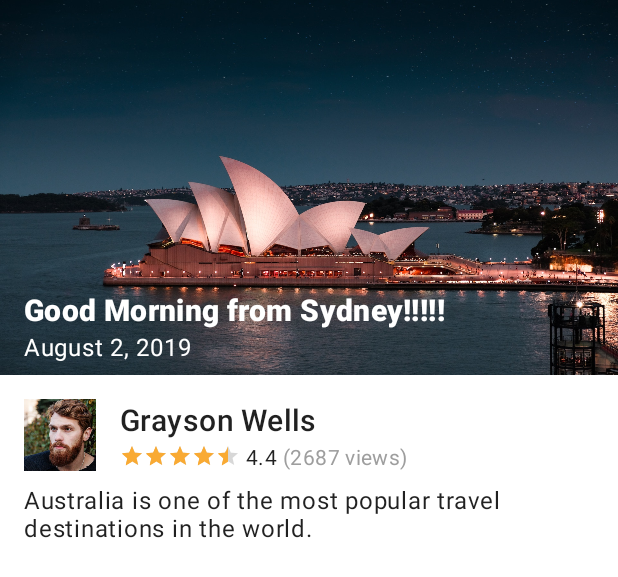
After one commit to ThisIsJibon/CampusApp, an Android app: the layout acitivty_blog_layout.xml on its own in the app's theme, with its tools: preview values and no code run, on a phone screen of 412 x 824 dp. The commit adds this screen. Shown: the top 577 px of the screen. Run offline under Robolectric (Android 15) with nearby library versions, the phone set to English and light mode, and no system bars.

Commit message:
blog layout added

```diff
--- /dev/null
+++ b/app/src/main/res/layout/acitivty_blog_layout.xml
@@ -0,0 +1,119 @@
+<?xml version="1.0" encoding="utf-8"?>
+<androidx.constraintlayout.widget.ConstraintLayout xmlns:android="http://schemas.android.com/apk/res/android"
+    android:layout_width="match_parent"
+    android:layout_height="match_parent"
+    xmlns:app="http://schemas.android.com/apk/res-auto">
+    <ImageView
+        android:layout_width="match_parent"
+        android:layout_height="250dp"
+        android:id="@+id/blogImageView"
+        android:src="@drawable/sydney_image"
+        app:layout_constraintStart_toStartOf="parent"
+        app:layout_constraintEnd_toEndOf="parent"
+        app:layout_constraintTop_toTopOf="parent"
+        android:scaleType="centerCrop"
+        />
+    <TextView
+        android:layout_width="0dp"
+        android:layout_height="wrap_content"
+        android:layout_marginStart="16dp"
+        android:layout_marginEnd="16dp"
+        android:layout_marginBottom="8dp"
+        android:shadowDx="1"
+        android:shadowDy="1"
+        android:shadowRadius="2"
+        android:id="@+id/dateTextView"
+        style="@style/TextAppearance.MaterialComponents.Body1"
+        app:layout_constraintBottom_toBottomOf="@+id/blogImageView"
+        app:layout_constraintStart_toStartOf="parent"
+        app:layout_constraintEnd_toEndOf="parent"
+        android:text="August 2, 2019"
+        android:textColor="@color/white"/>
+
+    <TextView
+        android:id="@+id/blogTitleTextView"
+        style="@style/TextAppearance.MaterialComponents.Headline6"
+        android:layout_width="match_parent"
+        android:layout_height="wrap_content"
+        android:layout_marginLeft="16dp"
+        android:layout_marginRight="16dp"
+        android:fontFamily="@font/quicksand_light"
+        android:shadowColor="@android:color/black"
+        android:shadowDx="1"
+        android:shadowDy="1"
+        android:text="Good Morning from Sydney!!!!!"
+        android:textColor="@color/white"
+        android:textStyle="bold"
+        app:layout_constraintBottom_toTopOf="@id/dateTextView"
+        app:layout_constraintEnd_toEndOf="parent"
+        app:layout_constraintStart_toStartOf="parent" />
+    <ImageView
+        android:id="@+id/imageAvatar"
+        android:layout_width="48dp"
+        android:layout_height="48dp"
+        android:layout_marginStart="16dp"
+        android:layout_marginTop="16dp"
+        android:scaleType="centerCrop"
+        android:src="@drawable/avatar"
+        app:layout_constraintStart_toStartOf="parent"
+        app:layout_constraintTop_toBottomOf="@+id/blogImageView" />
+    <TextView
+        android:id="@+id/textAuthor"
+        style="@style/TextAppearance.MaterialComponents.Headline6"
+        android:layout_width="0dp"
+        android:layout_height="wrap_content"
+        android:layout_marginStart="16dp"
+        android:layout_marginEnd="16dp"
+        android:text="Grayson Wells"
+        app:layout_constraintEnd_toEndOf="parent"
+        app:layout_constraintStart_toEndOf="@+id/imageAvatar"
+        app:layout_constraintTop_toTopOf="@+id/imageAvatar" />
+    <RatingBar
+        android:id="@+id/blogRatingBar"
+        style="?android:attr/ratingBarStyleSmall"
+        android:layout_width="wrap_content"
+        android:layout_height="wrap_content"
+        android:layout_marginStart="16dp"
+        android:isIndicator="true"
+        android:numStars="5"
+        android:rating="4.4"
+        android:stepSize="0.1"
+        app:layout_constraintBottom_toBottomOf="@+id/imageAvatar"
+        app:layout_constraintStart_toEndOf="@+id/imageAvatar"
+        app:layout_constraintTop_toBottomOf="@+id/textAuthor"
+
+        />
+    <TextView
+        android:id="@+id/textRating"
+        style="@style/TextAppearance.MaterialComponents.Body2"
+        android:layout_width="0dp"
+        android:layout_height="wrap_content"
+        android:layout_marginStart="4dp"
+        android:text="4.4"
+        app:layout_constraintBottom_toBottomOf="@id/blogRatingBar"
+        app:layout_constraintStart_toEndOf="@id/blogRatingBar"
+        app:layout_constraintTop_toTopOf="@+id/blogRatingBar" />
+    <TextView
+        android:id="@+id/textViews"
+        style="@style/TextAppearance.MaterialComponents.Body2"
+        android:layout_width="0dp"
+        android:layout_height="wrap_content"
+        android:layout_marginStart="4dp"
+        android:text="(2687 views)"
+        android:textColor="@color/grey_500"
+        app:layout_constraintBottom_toBottomOf="@id/blogRatingBar"
+        app:layout_constraintStart_toEndOf="@id/textRating"
+        app:layout_constraintTop_toTopOf="@+id/blogRatingBar" />
+    <TextView
+        android:id="@+id/textDescription"
+        style="@style/TextAppearance.MaterialComponents.Body1"
+        android:layout_width="0dp"
+        android:layout_height="wrap_content"
+        android:layout_marginLeft="16dp"
+        android:layout_marginTop="8dp"
+        android:layout_marginRight="16dp"
+        android:text="Australia is one of the most popular travel destinations in the world."
+        app:layout_constraintEnd_toEndOf="parent"
+        app:layout_constraintStart_toStartOf="parent"
+        app:layout_constraintTop_toBottomOf="@+id/imageAvatar" />
+</androidx.constraintlayout.widget.ConstraintLayout>
--- a/app/src/main/res/values/colors.xml
+++ b/app/src/main/res/values/colors.xml
@@ -10,4 +10,5 @@
     <color name="blue_700">#344955</color>
     <color name="orange_500">#F9AA33</color>
     <color name="blue_800">#232F34</color>
+    <color name="grey_500">#9E9E9E</color>
 </resources>
```
Also changed, not shown: app/src/main/res/drawable/avatar.jpg (added), app/src/main/res/drawable/sydney_image.jpg (added), app/src/main/res/font/quicksand_light.ttf (added).
